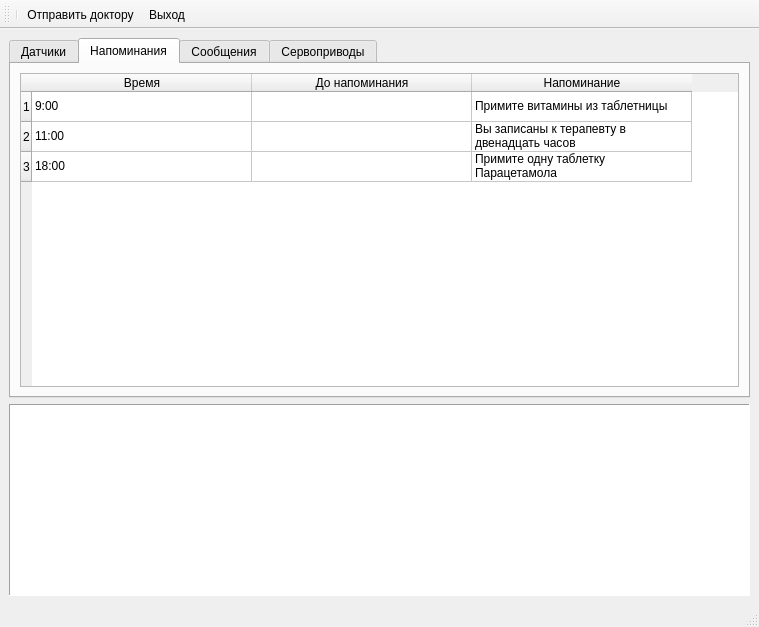
Above: application/main_window.ui from mashka-kashka/qrobot before the change. Below: the same form after it.
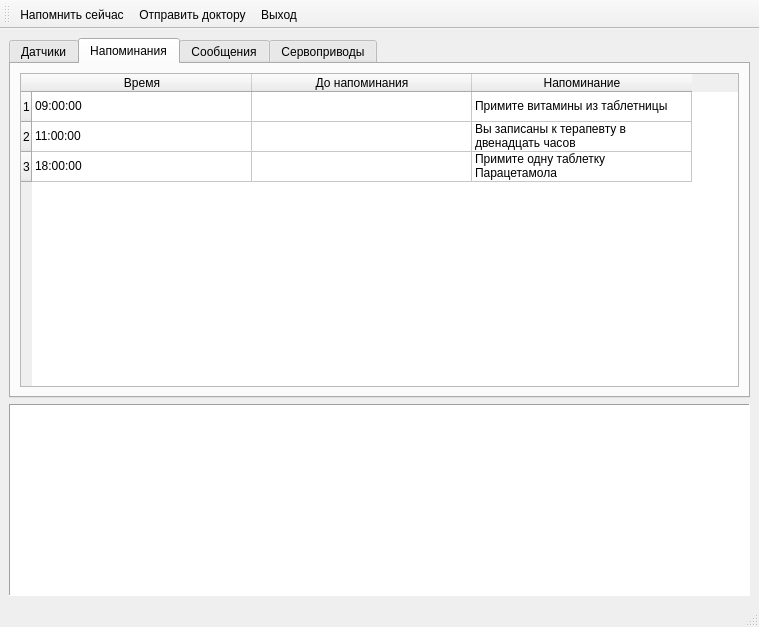
That is the form after the change. The open tabs and pages were chosen to show the change. Icons and pictures are not drawn.

Diff of the .ui file:
```diff
--- a/application/main_window.ui
+++ b/application/main_window.ui
@@ -146,7 +146,7 @@
           </column>
           <item row="0" column="0">
            <property name="text">
-            <string>9:00</string>
+            <string>09:00:00</string>
            </property>
           </item>
           <item row="0" column="2">
@@ -156,7 +156,7 @@
           </item>
           <item row="1" column="0">
            <property name="text">
-            <string>11:00</string>
+            <string>11:00:00</string>
            </property>
           </item>
           <item row="1" column="2">
@@ -166,7 +166,7 @@
           </item>
           <item row="2" column="0">
            <property name="text">
-            <string>18:00</string>
+            <string>18:00:00</string>
            </property>
           </item>
           <item row="2" column="2">
@@ -340,7 +340,7 @@
    <attribute name="toolBarBreak">
     <bool>false</bool>
    </attribute>
-   <addaction name="separator"/>
+   <addaction name="action_remind_now"/>
    <addaction name="action_send_to_doctor"/>
    <addaction name="actionExit"/>
   </widget>
```
